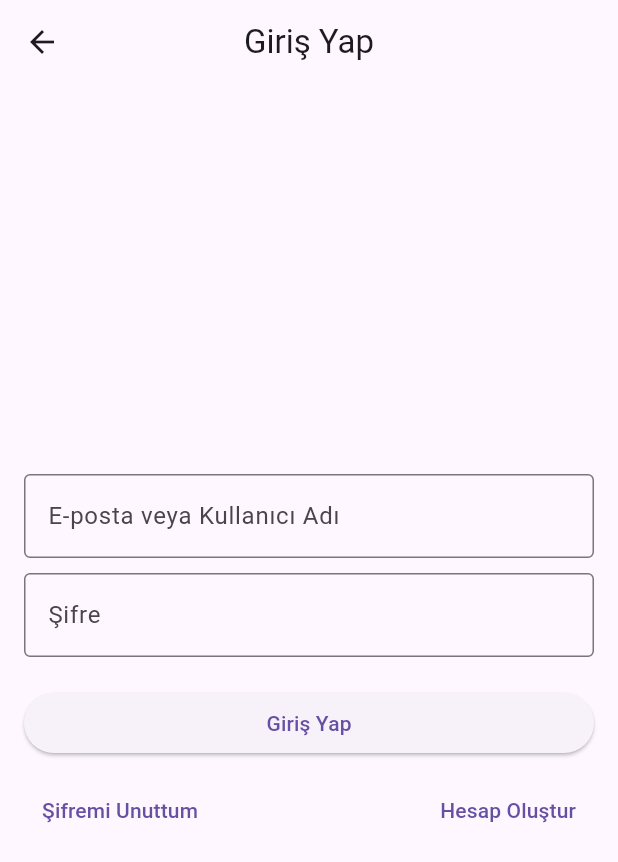
After one commit to aylinyuksel/treasuremap-mobileapp-, a Flutter app: the screen it shows after launch, in the side drawer, after a tap on "Giriş Yap", on a phone screen of 412 x 824 dp. The commit adds this screen. Shown: the top 862 px of the screen. Run offline on Flutter 3.47's test engine with Material 3 defaults, Android fonts, the phone set to English and light mode, and no system bars; our stand-ins replace geolocator, google_maps_flutter.

Commit message:
Login sayfasi

```diff
--- a/treasuremap/lib/anasayfa.dart
+++ b/treasuremap/lib/anasayfa.dart
@@ -12,8 +12,8 @@ class Anasayfa extends StatefulWidget {
 
 class _AnasayfaState extends State<Anasayfa> {
   int aktifSayfa = 0;
-   late List<Widget> sayfalar;
- @override
+  late List<Widget> sayfalar;
+  @override
   void initState() {
     super.initState();
     sayfalar = [Ana(), FavorilerSayfasi(), Profilim()];
@@ -22,30 +22,15 @@ class _AnasayfaState extends State<Anasayfa> {
   @override
   Widget build(BuildContext context) {
     return Scaffold(
-      appBar: AppBar(
-        centerTitle: true,
-        title: Text("TreasureMap"),
-      ),
-      body: IndexedStack(
-        index: aktifSayfa,
-        children: sayfalar,
-      ),
+      appBar: AppBar(centerTitle: true, title: Text("TreasureMap")),
+      body: IndexedStack(index: aktifSayfa, children: sayfalar),
       bottomNavigationBar: BottomNavigationBar(
         type: BottomNavigationBarType.fixed,
         currentIndex: aktifSayfa,
         items: [
-          BottomNavigationBarItem(
-            icon: Icon(Icons.home),
-            label: 'Anasayfa',
-          ),
-          BottomNavigationBarItem(
-            icon: Icon(Icons.list),
-            label: 'Favoriler',
-          ),
-          BottomNavigationBarItem(
-            icon: Icon(Icons.person),
-            label: 'Profilim',
-          ),
+          BottomNavigationBarItem(icon: Icon(Icons.home), label: 'Anasayfa'),
+          BottomNavigationBarItem(icon: Icon(Icons.list), label: 'Favoriler'),
+          BottomNavigationBarItem(icon: Icon(Icons.person), label: 'Profilim'),
         ],
         onTap: (int i) {
           aktifSayfa = i;
@@ -61,14 +46,10 @@ class _AnasayfaState extends State<Anasayfa> {
               child: Align(
                 child: Column(
                   mainAxisAlignment: MainAxisAlignment.center,
-                  children: <Widget>[
-                    Text("TreasureMap"),
-                  ],
+                  children: <Widget>[Text("TreasureMap")],
                 ),
               ),
-              decoration: BoxDecoration(
-                color: Colors.white10,
-              ),
+              decoration: BoxDecoration(color: Colors.white10),
             ),
             ListTile(
               leading: Icon(Icons.home),
@@ -95,6 +76,19 @@ class _AnasayfaState extends State<Anasayfa> {
                 Navigator.pushNamed(context, "/istanbulcard");
               },
             ),
+
+            ListTile(
+              leading: Icon(Icons.login), // Giriş yap ikonu
+              title: Text('Giriş Yap'),
+              trailing: Icon(Icons.arrow_right),
+              onTap: () {
+                Navigator.pushNamed(
+                  context,
+                  "/girisLogin",
+                ); // Giriş sayfasına yönlendir
+              },
+            ),
+
             Divider(),
             ListTile(
               leading: Icon(Icons.label_outline),
--- /dev/null
+++ b/treasuremap/lib/girisLogin.dart
@@ -0,0 +1,171 @@
+import 'package:flutter/material.dart';
+
+class LoginScreen extends StatelessWidget {
+  @override
+  Widget build(BuildContext context) {
+    return Scaffold(
+      appBar: AppBar(centerTitle: true, title: Text("Giriş Yap")),
+      body: Padding(
+        padding: const EdgeInsets.all(16.0),
+        child: Column(
+          mainAxisAlignment: MainAxisAlignment.center,
+          crossAxisAlignment: CrossAxisAlignment.stretch,
+          children: [
+            TextField(
+              decoration: InputDecoration(
+                labelText: "E-posta veya Kullanıcı Adı",
+                border: OutlineInputBorder(),
+              ),
+            ),
+            SizedBox(height: 10),
+            TextField(
+              obscureText: true,
+              decoration: InputDecoration(
+                labelText: "Şifre",
+                border: OutlineInputBorder(),
+              ),
+            ),
+            SizedBox(height: 20),
+            ElevatedButton(
+              onPressed: () {
+                // Burada giriş işlemi gerçekleştirilebilir
+              },
+              child: Text("Giriş Yap"),
+            ),
+            SizedBox(height: 10),
+            Row(
+              mainAxisAlignment: MainAxisAlignment.spaceBetween,
+              children: [
+                TextButton(
+                  onPressed: () {
+                    Navigator.push(
+                      context,
+                      MaterialPageRoute(
+                        builder: (context) => SifremiUnuttumScreen(),
+                      ),
+                    );
+                  },
+                  child: Text("Şifremi Unuttum"),
+                ),
+                TextButton(
+                  onPressed: () {
+                    Navigator.push(
+                      context,
+                      MaterialPageRoute(
+                        builder: (context) => HesapOlusturScreen(),
+                      ),
+                    );
+                  },
+                  child: Text("Hesap Oluştur"),
+                ),
+              ],
+            ),
+          ],
+        ),
+      ),
+    );
+  }
+}
+
+class SifremiUnuttumScreen extends StatelessWidget {
+  @override
+  Widget build(BuildContext context) {
+    TextEditingController emailController = TextEditingController();
+
+    return Scaffold(
+      appBar: AppBar(title: Text("Şifremi Unuttum")),
+      body: Padding(
+        padding: const EdgeInsets.all(16.0),
+        child: Column(
+          mainAxisAlignment: MainAxisAlignment.center,
+          crossAxisAlignment: CrossAxisAlignment.stretch,
+          children: [
+            Text(
+              "Şifrenizi sıfırlamak için e-posta adresinizi girin.",
+              style: TextStyle(fontSize: 16),
+              textAlign: TextAlign.center,
+            ),
+            SizedBox(height: 20),
+            TextField(
+              controller: emailController,
+              keyboardType: TextInputType.emailAddress,
+              decoration: InputDecoration(
+                labelText: "E-posta Adresiniz",
+                border: OutlineInputBorder(),
+              ),
+            ),
+            SizedBox(height: 20),
+            ElevatedButton(
+              onPressed: () {
+                // Şifre sıfırlama işlemi burada yapılır.
+                ScaffoldMessenger.of(context).showSnackBar(
+                  SnackBar(
+                    content: Text("Şifre sıfırlama bağlantısı gönderildi!"),
+                  ),
+                );
+              },
+              child: Text("Şifremi Sıfırla"),
+            ),
+          ],
+        ),
+      ),
+    );
+  }
+}
+
+class HesapOlusturScreen extends StatelessWidget {
+  @override
+  Widget build(BuildContext context) {
+    TextEditingController emailController = TextEditingController();
+    TextEditingController usernameController = TextEditingController();
+    TextEditingController passwordController = TextEditingController();
+
+    return Scaffold(
+      appBar: AppBar(title: Text("Hesap Oluştur")),
+      body: Padding(
+        padding: const EdgeInsets.all(16.0),
+        child: Column(
+          mainAxisAlignment: MainAxisAlignment.center,
+          crossAxisAlignment: CrossAxisAlignment.stretch,
+          children: [
+            TextField(
+              controller: usernameController,
+              decoration: InputDecoration(
+                labelText: "Kullanıcı Adı",
+                border: OutlineInputBorder(),
+              ),
+            ),
+            SizedBox(height: 10),
+            TextField(
+              controller: emailController,
+              keyboardType: TextInputType.emailAddress,
+              decoration: InputDecoration(
+                labelText: "E-posta",
+                border: OutlineInputBorder(),
+              ),
+            ),
+            SizedBox(height: 10),
+            TextField(
+              controller: passwordController,
+              obscureText: true,
+              decoration: InputDecoration(
+                labelText: "Şifre",
+                border: OutlineInputBorder(),
+              ),
+            ),
+            SizedBox(height: 20),
+            ElevatedButton(
+              onPressed: () {
+                ScaffoldMessenger.of(context).showSnackBar(
+                  SnackBar(content: Text("Hesap başarıyla oluşturuldu!")),
+                );
+                Navigator.pop(context); // Geri dön
+              },
+              child: Text("Hesap Oluştur"),
+            ),
+          ],
+        ),
+      ),
+    );
+  }
+}
--- a/treasuremap/lib/main.dart
+++ b/treasuremap/lib/main.dart
@@ -5,6 +5,7 @@ import 'anasayfa.dart';
 import 'hakkimizda.dart';
 import 'sayfalar/favoriler.dart';
 import 'istanbulcard.dart';
+import 'girisLogin.dart';
 
 void main() {
   runApp(
@@ -20,6 +21,7 @@ void main() {
           "/favoriler": (context) => FavorilerSayfasi(),
           "/hakkimizda": (context) => Favoriler(),
           "/istanbulcard": (context) => IstanbulCardScreen(),
+          "/girisLogin": (context) => LoginScreen(), // Giriş ekranı
         },
       ),
     ),
```
Also changed, not shown: 1 other file.
